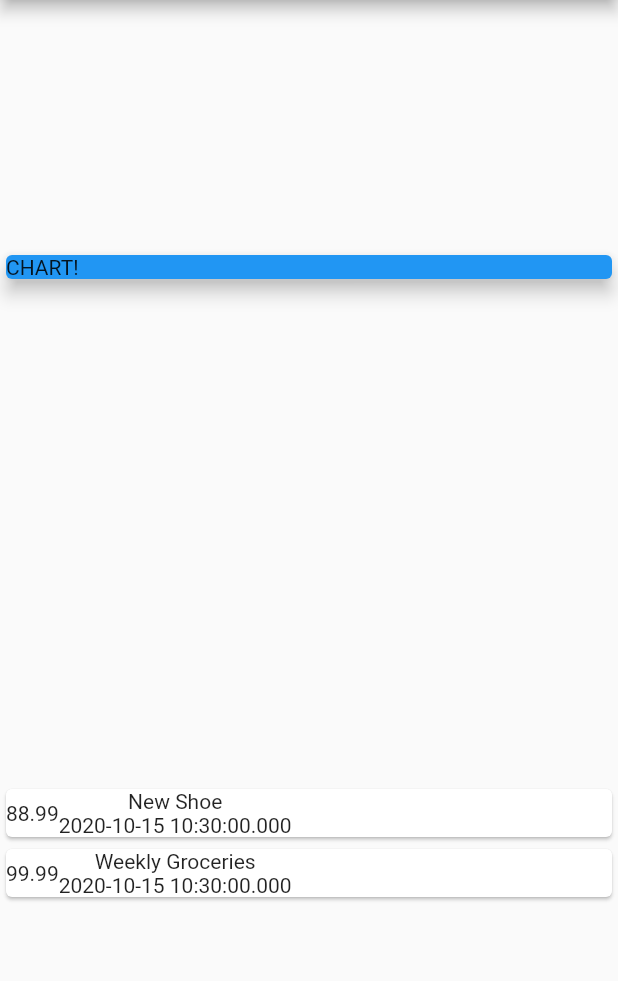
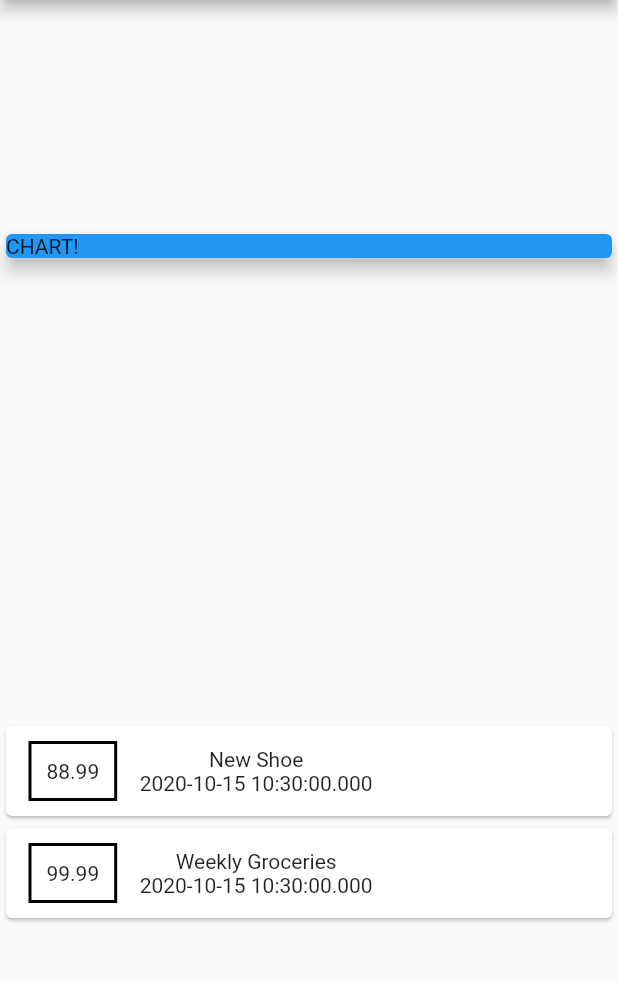
Before and after one commit to alfiyanm/expenses_app, a Flutter app: the screen it shows after launch, on a phone screen of 412 x 824 dp, the part 84-1065 px from its top. Run offline on Flutter 3.47's test engine with Material 2 defaults, Android fonts, the phone set to English and light mode, and no system bars.

Commit message:
styling a container

```diff
--- a/lib/main.dart
+++ b/lib/main.dart
@@ -54,6 +54,17 @@ class MyHomePage extends StatelessWidget {
                 child: Row(
                   children: [
                     Container(
+                      margin: EdgeInsets.symmetric(
+                        vertical: 10,
+                        horizontal: 15
+                      ),
+                      decoration: BoxDecoration(
+                        border: Border.all(
+                          color: Colors.black,
+                          width: 2
+                        )
+                      ),
+                      padding: EdgeInsets.all(10),
                       child: Text(tx.amount.toString()),
                     ),
                     Column(
```
